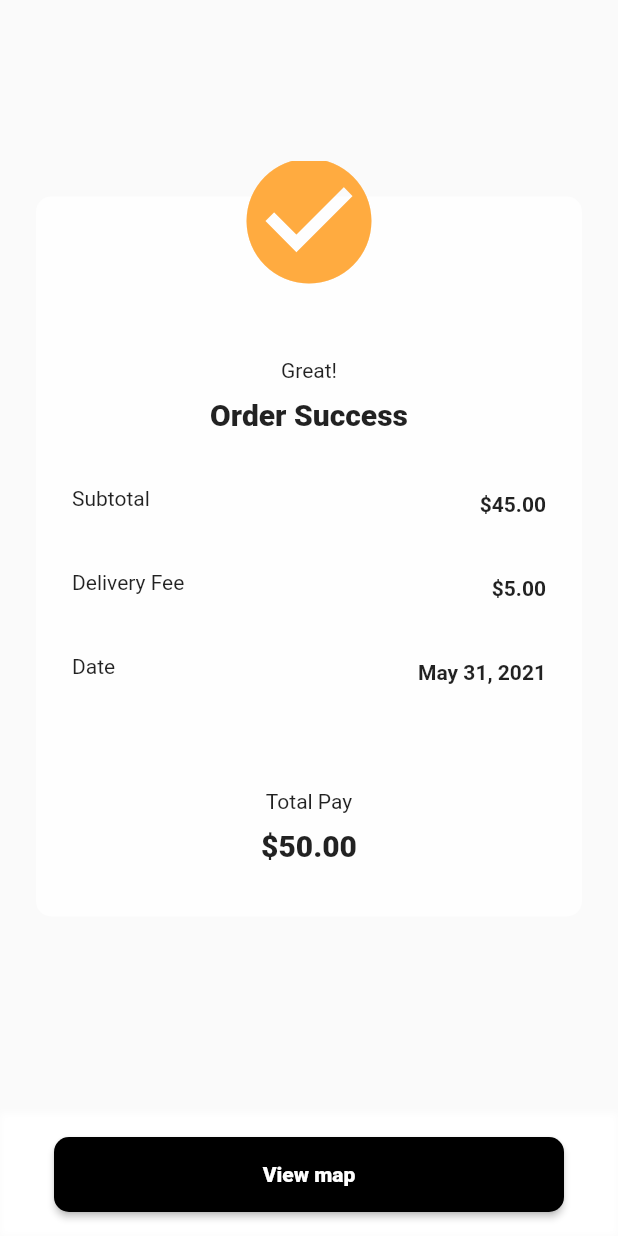
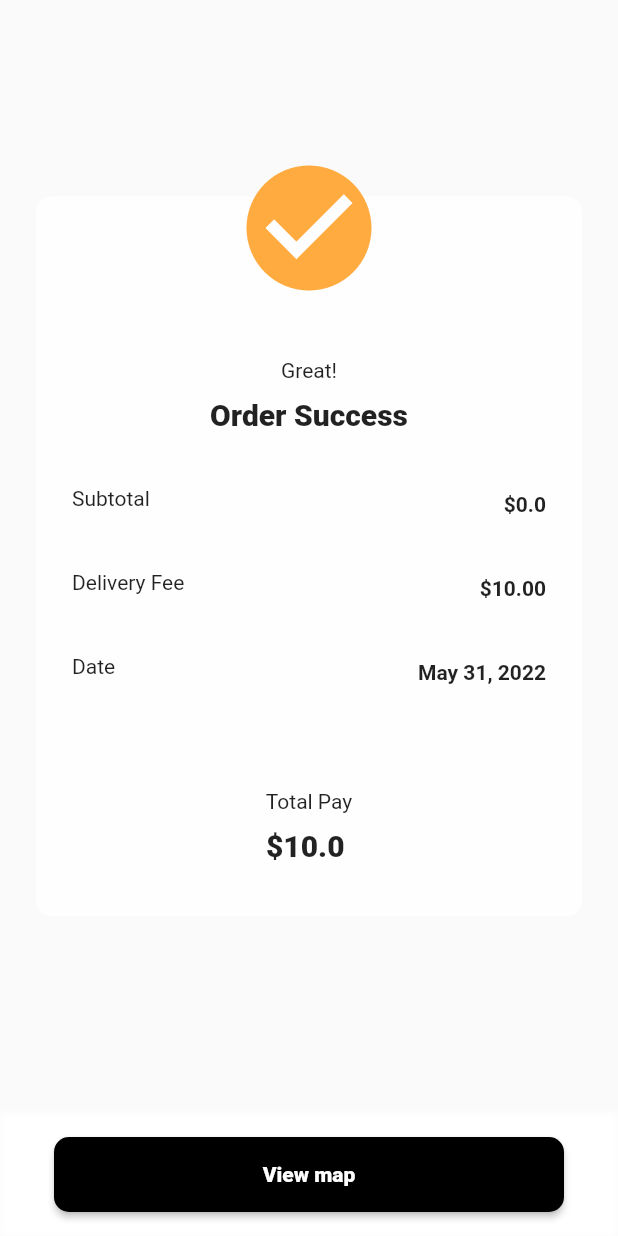
Before and after one commit to Haze-I/delivery_app, a Flutter app: the CheckoutScreen screen opened directly, on a phone screen of 412 x 824 dp. Run offline on Flutter 3.47's test engine with Material 2 defaults, Android fonts, the phone set to English and light mode, and no system bars; our stand-ins replace cached_network_image, cloud_firestore, dio, expandable_text, firebase_core, flutter_bloc and 2 more; accounts and stored records are empty.

```diff
--- a/lib/screens/checkout/checkout_screen.dart
+++ b/lib/screens/checkout/checkout_screen.dart
@@ -1,11 +1,18 @@
+import 'package:delivery_app/screens/cart/blocs/cart_bloc/cart_cubit.dart';
+import 'package:delivery_app/screens/cart/blocs/cart_bloc/cart_state.dart';
+import 'package:delivery_app/screens/map/map_screen.dart';
 import 'package:flutter/material.dart';
-import '../map/map_screen.dart';
+import 'package:flutter_bloc/flutter_bloc.dart';
 
 class CheckoutScreen extends StatelessWidget {
-  const CheckoutScreen({Key? key}) : super(key: key);
+  const CheckoutScreen({
+    Key? key,
+  }) : super(key: key);
 
   @override
   Widget build(BuildContext context) {
+    return BlocBuilder<CartCubit, CartState>(
+      builder: (context, state) {
         return Scaffold(
           body: SafeArea(
             child: Center(
@@ -20,55 +27,55 @@ class CheckoutScreen extends StatelessWidget {
                         borderRadius: BorderRadius.circular(10),
                         color: Colors.white70),
                     child: Column(
-                  children: const [
-                    SizedBox(
+                      children: [
+                        const SizedBox(
                           height: 100,
                         ),
-                    Text('Great!'),
-                    SizedBox(
+                        const Text('Great!'),
+                        const SizedBox(
                           height: 10,
                         ),
-                    Text(
+                        const Text(
                           'Order Success',
                           style: TextStyle(
                             fontWeight: FontWeight.w900,
                             fontSize: 20,
                           ),
                         ),
-                    SizedBox(
+                        const SizedBox(
                           height: 20,
                         ),
                         ListTile(
-                      leading: Text('Subtotal'),
+                          leading: const Text('Subtotal'),
                           trailing: Text(
-                        '\$45.00',
+                            '\$${state.totalPrice}',
+                            style: const TextStyle(fontWeight: FontWeight.w600),
+                          ),
+                        ),
+                        const ListTile(
+                          leading: Text('Delivery Fee'),
+                          trailing: Text(
+                            '\$10.00',
                             style: TextStyle(fontWeight: FontWeight.w600),
                           ),
                         ),
-                    ListTile(
-                      leading: Text('Delivery Fee'),
+                        const ListTile(
+                          leading: Text('Date'),
                           trailing: Text(
-                        '\$5.00',
+                            'May 31, 2022',
                             style: TextStyle(fontWeight: FontWeight.w600),
                           ),
                         ),
-                    ListTile(
-                      leading: Text('Date'),
-                      trailing: Text(
-                        'May 31, 2021',
-                        style: TextStyle(fontWeight: FontWeight.w600),
-                      ),
-                    ),
-                    SizedBox(
+                        const SizedBox(
                           height: 50,
                         ),
-                    Text('Total Pay'),
-                    SizedBox(
+                        const Text('Total Pay'),
+                        const SizedBox(
                           height: 10,
                         ),
                         Text(
-                      '\$50.00',
-                      style: TextStyle(
+                          '\$${state.totalPrice + 10} ',
+                          style: const TextStyle(
                             fontWeight: FontWeight.w900,
                             fontSize: 20,
                           ),
@@ -79,7 +86,7 @@ class CheckoutScreen extends StatelessWidget {
                   const Positioned(
                     left: 0,
                     right: 0,
-                top: -10,
+                    top: -5,
                     child: Icon(
                       Icons.check_circle,
                       size: 100,
@@ -127,5 +134,7 @@ class CheckoutScreen extends StatelessWidget {
             ),
           ),
         );
+      },
+    );
   }
 }
```
Lines whose indentation alone changed are shown as unchanged.
